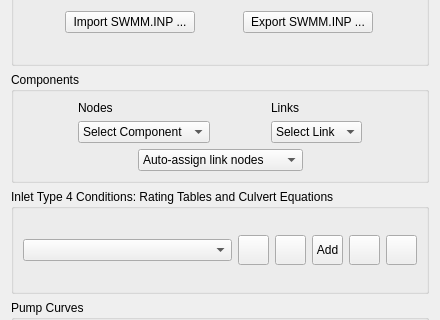
Old version of the form flo2d/ui/storm_drain_editor.ui in the repository FLO-2DSoftware/qgis-flo-2d-plugin; both pictures show x 0 to 440 and y 115 to 435 of the 440 by 531 pixel window.
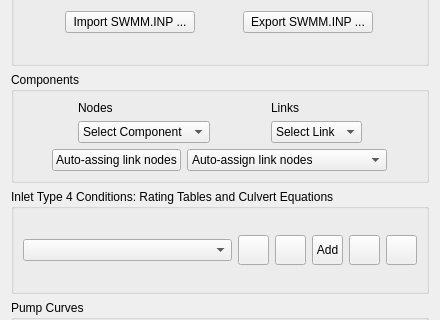
New version of the form. Icons and pictures are not drawn.

Commit message:
Add storage units to auto assign link nodes (#1205)
* Increase horizontal size of 'Auto-assign...' combo box

* Temporally change:

- Add a push button to replace combo box 'Auto-assign...'.
- Replace message dialogs with messages in Log Messages panel.

---------

Diff of the .ui file:
```diff
--- a/flo2d/ui/storm_drain_editor.ui
+++ b/flo2d/ui/storm_drain_editor.ui
@@ -483,6 +483,13 @@
           </property>
          </spacer>
         </item>
+        <item>
+         <widget class="QPushButton" name="auto_assign_link_nodes_btn">
+          <property name="text">
+           <string>Auto-assing link nodes</string>
+          </property>
+         </widget>
+        </item>
         <item>
          <widget class="QComboBox" name="SD_auto_assign_link_nodes_cbo">
           <property name="sizePolicy">
@@ -493,13 +500,13 @@
           </property>
           <property name="minimumSize">
            <size>
-            <width>165</width>
+            <width>200</width>
             <height>22</height>
            </size>
           </property>
           <property name="maximumSize">
            <size>
-            <width>165</width>
+            <width>200</width>
             <height>22</height>
            </size>
           </property>
```
The commit also changes 1 other file.
